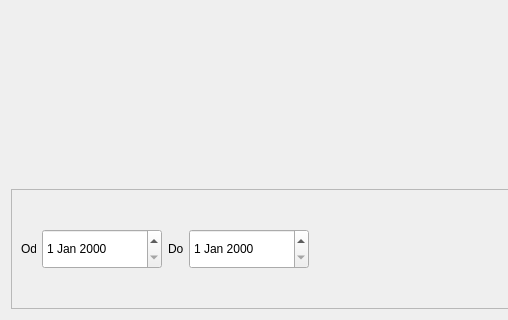
The window that ui/graph.ui (j-stechly/NPG-Dziennik-diabetyka) describes before a commit, drawn with Qt 5; both pictures show x 0 to 508 and y 280 to 600 of the 800 by 600 pixel window.
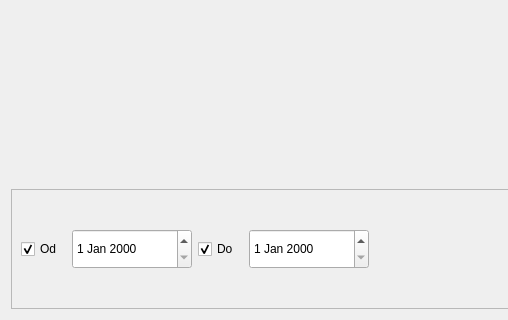
The same window after the commit. Custom widgets are drawn as their Qt base class.

Commit message: Dodanie możliwości włączenia i wyłączenia ograniczeń zakresu dat dla wykresu.

```diff
--- a/ui/graph.ui
+++ b/ui/graph.ui
@@ -39,16 +39,19 @@
      </property>
      <layout class="QHBoxLayout" name="horizontalLayout">
       <item>
-       <widget class="QLabel" name="from_label">
+       <widget class="QCheckBox" name="from_checkbox">
         <property name="maximumSize">
          <size>
-          <width>15</width>
+          <width>45</width>
           <height>16777215</height>
          </size>
         </property>
         <property name="text">
          <string>Od</string>
         </property>
+        <property name="checked">
+         <bool>true</bool>
+        </property>
        </widget>
       </item>
       <item>
@@ -68,16 +71,19 @@
        </widget>
       </item>
       <item>
-       <widget class="QLabel" name="to_label">
+       <widget class="QCheckBox" name="to_checkbox">
         <property name="maximumSize">
          <size>
-          <width>15</width>
+          <width>45</width>
           <height>16777215</height>
          </size>
         </property>
         <property name="text">
          <string>Do</string>
         </property>
+        <property name="checked">
+         <bool>true</bool>
+        </property>
        </widget>
       </item>
       <item>
```
The commit also changes 2 other files.
